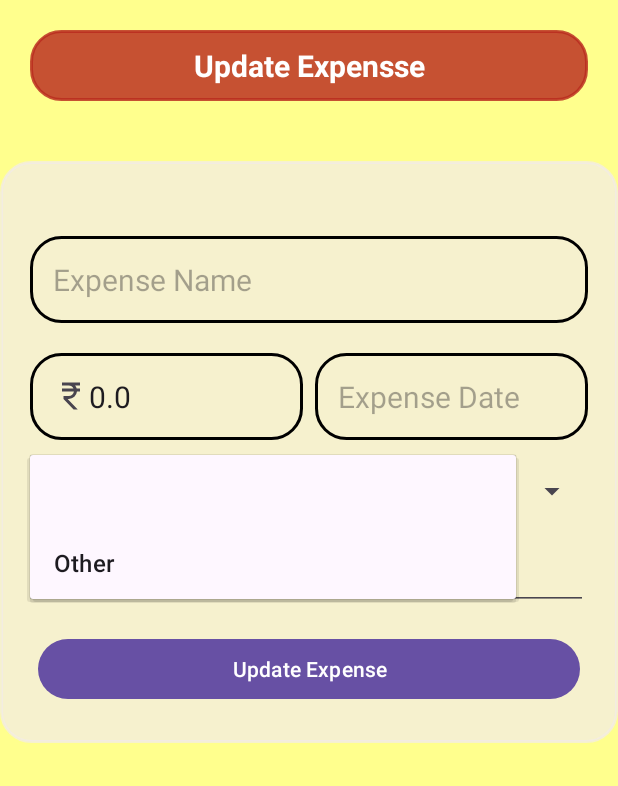
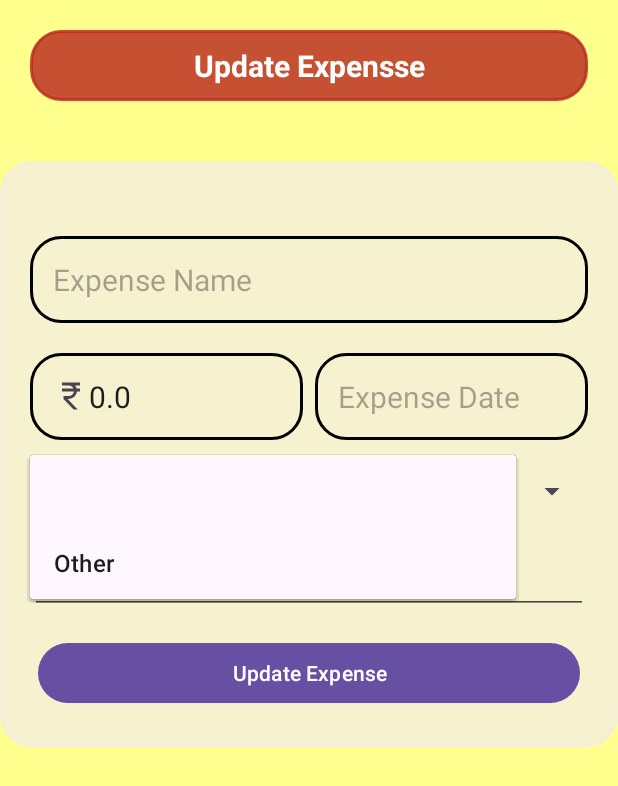
Before and after one commit to VrushabhHirapOfficial/Expense-Manager, an Android app: the UpdateExpenseActivity screen opened directly, with no data from a screen before it, after a tap on an icon or button, on a phone screen of 412 x 824 dp. Shown: the top 786 px of the screen. Run offline under Robolectric (Android 15) with nearby library versions, the phone set to English and light mode, and no system bars.

Commit message:
some minor bugs

```diff
--- a/app/src/main/res/layout/activity_update_expense.xml
+++ b/app/src/main/res/layout/activity_update_expense.xml
@@ -108,7 +108,8 @@
             android:layout_width="match_parent"
             android:layout_height="wrap_content"
             android:layout_marginBottom="10dp"
-            android:hint="Category" />
+            android:hint="Category"
+            android:minHeight="48dp" />
 
         <EditText
             android:id="@+id/etCategory"
@@ -122,9 +123,10 @@
             android:id="@+id/etNote"
             android:layout_width="match_parent"
             android:layout_height="wrap_content"
+            android:layout_marginBottom="10dp"
+            android:hint="Note"
             android:inputType="textMultiLine"
-            android:layout_marginBottom="10dp"
-            android:hint="Note" />
+            android:minHeight="48dp" />
 
         <Button
             android:id="@+id/btnUpdate"
```
Also changed, not shown: app/src/main/res/layout/activity_add_expense.xml (+5 -3 lines).
